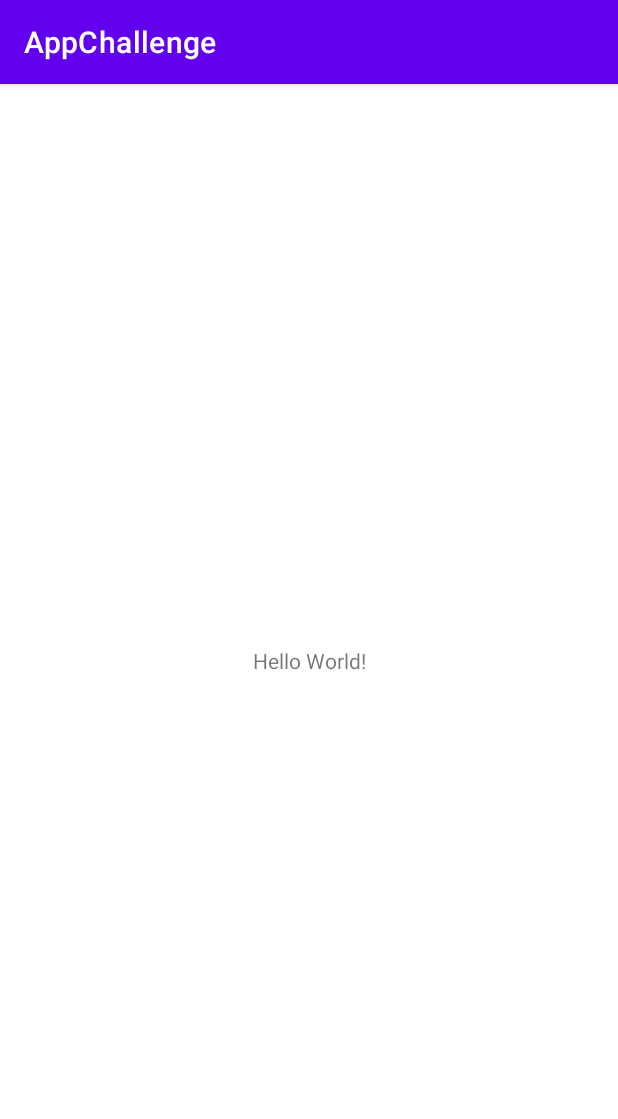
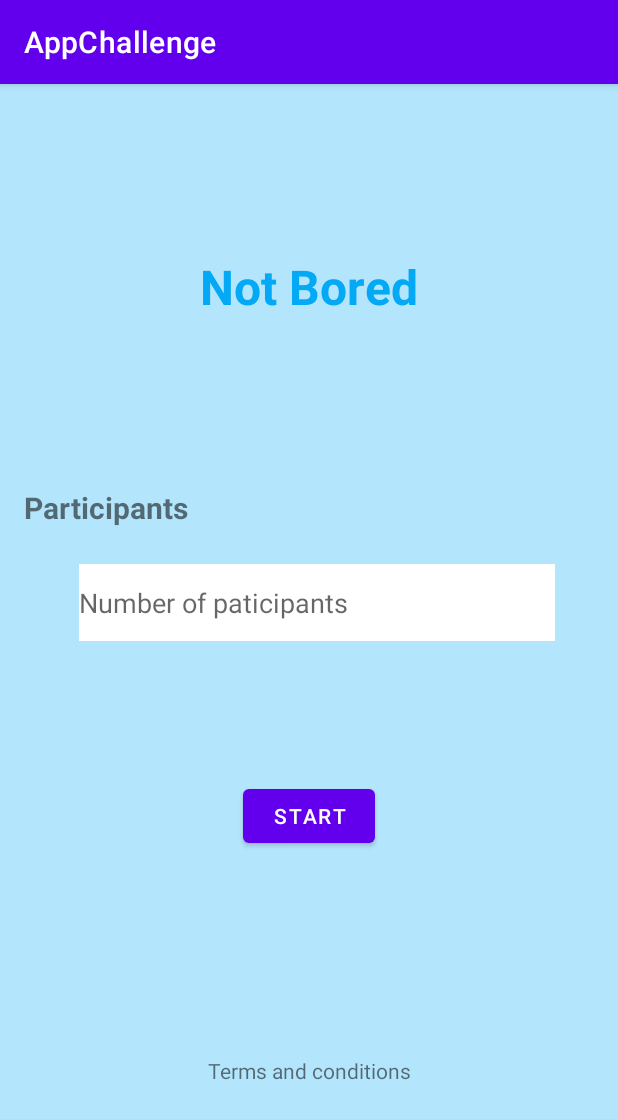
Before and after one commit to maxicastillo93/Integrador-Android, an Android app: the screen it shows after launch (MainActivity), on a phone screen of 412 x 824 dp. Shown: the top 1119 px of the screen. Run offline under Robolectric (Android 15) with nearby library versions, the phone set to English and light mode, and no system bars.

Commit message:
navigation with  fragments

```diff
--- /dev/null
+++ b/app/src/main/java/com/example/appchallenge/HomeFragment.kt
@@ -0,0 +1,24 @@
+package com.example.appchallenge
+
+import android.os.Bundle
+import androidx.fragment.app.Fragment
+import android.view.LayoutInflater
+import android.view.View
+import android.view.ViewGroup
+import com.example.appchallenge.databinding.FragmentHomeBinding
+
+class HomeFragment : Fragment() {
+
+    private lateinit var binding: FragmentHomeBinding
+
+
+    override fun onCreateView(
+        inflater: LayoutInflater, container: ViewGroup?,
+        savedInstanceState: Bundle?
+    ): View? {
+        binding = FragmentHomeBinding.inflate(inflater, container, false)
+        return binding.root
+    }
+
+
+}
--- a/app/src/main/res/layout/activity_main.xml
+++ b/app/src/main/res/layout/activity_main.xml
@@ -6,13 +6,12 @@
     android:layout_height="match_parent"
     tools:context=".MainActivity">
 
-    <TextView
-        android:layout_width="wrap_content"
-        android:layout_height="wrap_content"
-        android:text="Hello World!"
-        app:layout_constraintBottom_toBottomOf="parent"
-        app:layout_constraintLeft_toLeftOf="parent"
-        app:layout_constraintRight_toRightOf="parent"
-        app:layout_constraintTop_toTopOf="parent" />
+    <fragment
+        android:id="@+id/nav_host_fragment"
+        android:name="androidx.navigation.fragment.NavHostFragment"
+        android:layout_width="match_parent"
+        android:layout_height="match_parent"
+        app:defaultNavHost="true"
+        app:navGraph="@navigation/main_graph" />
 
 </androidx.constraintlayout.widget.ConstraintLayout>
--- /dev/null
+++ b/app/src/main/res/layout/fragment_home.xml
@@ -0,0 +1,81 @@
+<?xml version="1.0" encoding="utf-8"?>
+<androidx.constraintlayout.widget.ConstraintLayout
+    xmlns:android="http://schemas.android.com/apk/res/android"
+    xmlns:app="http://schemas.android.com/apk/res-auto"
+    xmlns:tools="http://schemas.android.com/tools"
+    android:layout_width="match_parent"
+    android:layout_height="match_parent"
+    android:background="#B3E5FC"
+    tools:context=".HomeFragment">
+
+    <TextView
+        android:id="@+id/tvTittle"
+        android:layout_width="wrap_content"
+        android:layout_height="wrap_content"
+        android:text="Not Bored"
+        android:textColor="#03A9F4"
+        android:textSize="32sp"
+        android:textStyle="bold"
+        app:layout_constraintBottom_toBottomOf="parent"
+        app:layout_constraintEnd_toEndOf="parent"
+        app:layout_constraintLeft_toLeftOf="parent"
+        app:layout_constraintRight_toRightOf="parent"
+        app:layout_constraintStart_toStartOf="parent"
+        app:layout_constraintTop_toTopOf="parent"
+        app:layout_constraintVertical_bias="0.156" />
+
+    <TextView
+
+        android:id="@+id/tvParticipant"
+        android:layout_width="wrap_content"
+        android:layout_height="wrap_content"
+        android:layout_marginStart="16dp"
+        android:layout_marginTop="112dp"
+        android:text="Participants"
+        android:textSize="20sp"
+        android:textStyle="bold"
+        app:layout_constraintStart_toStartOf="parent"
+        app:layout_constraintTop_toBottomOf="@+id/tvTittle" />
+
+    <EditText
+
+        android:id="@+id/tvNumberParticipant"
+        android:layout_width="317dp"
+        android:layout_height="51dp"
+        android:layout_marginStart="18dp"
+        android:layout_marginTop="24dp"
+        android:layout_marginEnd="32dp"
+        android:background="@color/white"
+        android:ems="10"
+        android:hint="Number of paticipants"
+        android:inputType="number"
+        app:layout_constraintEnd_toEndOf="parent"
+        app:layout_constraintHorizontal_bias="0.772"
+        app:layout_constraintStart_toStartOf="parent"
+        app:layout_constraintTop_toBottomOf="@+id/tvParticipant" />
+
+    <Button
+
+        android:id="@+id/btnStart"
+        android:layout_width="wrap_content"
+        android:layout_height="wrap_content"
+        android:text="Start"
+        app:layout_constraintBottom_toBottomOf="parent"
+        app:layout_constraintEnd_toEndOf="parent"
+        app:layout_constraintStart_toStartOf="parent"
+        app:layout_constraintTop_toBottomOf="@+id/tvNumberParticipant"
+        app:layout_constraintVertical_bias="0.265" />
+
+    <TextView
+        android:id="@+id/tvTerms"
+        android:layout_width="wrap_content"
+        android:layout_height="wrap_content"
+        android:layout_marginTop="35dp"
+        android:text="Terms and conditions"
+        app:layout_constraintBottom_toBottomOf="parent"
+        app:layout_constraintEnd_toEndOf="parent"
+        app:layout_constraintStart_toStartOf="parent"
+        app:layout_constraintTop_toBottomOf="@+id/btnStart" />
+
+
+</androidx.constraintlayout.widget.ConstraintLayout>
--- /dev/null
+++ b/app/src/main/res/navigation/main_graph.xml
@@ -0,0 +1,51 @@
+<?xml version="1.0" encoding="utf-8"?>
+<navigation xmlns:android="http://schemas.android.com/apk/res/android"
+    xmlns:app="http://schemas.android.com/apk/res-auto"
+    xmlns:tools="http://schemas.android.com/tools"
+    android:id="@+id/main_graph"
+    app:startDestination="@id/homeFragment2">
+
+    <fragment
+        android:id="@+id/termsFragment"
+        android:name="com.example.appchallenge.TermsFragment"
+        android:label="fragment_terms"
+        tools:layout="@layout/fragment_terms" >
+        <action
+            android:id="@+id/action_termsFragment_to_homeFragment2"
+            app:destination="@id/homeFragment2" />
+    </fragment>
+    <fragment
+        android:id="@+id/homeFragment2"
+        android:name="com.example.appchallenge.HomeFragment"
+        android:label="fragment_home"
+        tools:layout="@layout/fragment_home" >
+        <action
+            android:id="@+id/action_homeFragment2_to_termsFragment"
+            app:destination="@id/termsFragment" />
+        <action
+            android:id="@+id/action_homeFragment2_to_activitiesFragment"
+            app:destination="@id/activitiesFragment" />
+    </fragment>
+    <fragment
+        android:id="@+id/activitiesFragment"
+        android:name="com.example.appchallenge.ActivitiesFragment"
+        android:label="fragment_activities"
+        tools:layout="@layout/fragment_activities" >
+        <action
+            android:id="@+id/action_activitiesFragment_to_suggestionCategoryFragment"
+            app:destination="@id/suggestionCategoryFragment" />
+        <action
+            android:id="@+id/action_activitiesFragment_to_suggestionRandomFragment"
+            app:destination="@id/suggestionRandomFragment" />
+    </fragment>
+    <fragment
+        android:id="@+id/suggestionCategoryFragment"
+        android:name="com.example.appchallenge.SuggestionCategoryFragment"
+        android:label="SuggestionCategoryFragment"
+        tools:layout="@layout/fragment_suggestion_category"/>
+    <fragment
+        android:id="@+id/suggestionRandomFragment"
+        android:name="com.example.appchallenge.SuggestionRandomFragment"
+        android:label="SuggestionRandomFragment"
+        tools:layout="@layout/fragment_suggestion_random"/>
+</navigation>
--- a/app/src/main/res/values/strings.xml
+++ b/app/src/main/res/values/strings.xml
@@ -1,3 +1,5 @@
 <resources>
     <string name="app_name">AppChallenge</string>
+    <!-- TODO: Remove or change this placeholder text -->
+    <string name="hello_blank_fragment">Hello blank fragment</string>
 </resources>
--- a/build.gradle
+++ b/build.gradle
@@ -11,6 +11,7 @@ buildscript {
         // NOTE: Do not place your application dependencies here; they belong
         // in the individual module build.gradle files
     }
+
 }
 
 task clean(type: Delete) {
```
Also changed, not shown: app/build.gradle (+16 -0 lines), app/src/main/java/com/example/appchallenge/ActivitiesFragment.kt (added, +20 -0 lines), app/src/main/java/com/example/appchallenge/SuggestionCategoryFragment.kt (added, +24 -0 lines), app/src/main/java/com/example/appchallenge/SuggestionRandomFragment.kt (added, +23 -0 lines), app/src/main/java/com/example/appchallenge/TermsFragment.kt (added, +24 -0 lines), app/src/main/res/layout/fragment_activities.xml (added, +11 -0 lines), app/src/main/res/layout/fragment_suggestion_category.xml (added, +11 -0 lines), app/src/main/res/layout/fragment_suggestion_random.xml (added, +11 -0 lines), app/src/main/res/layout/fragment_terms.xml (added, +11 -0 lines).
